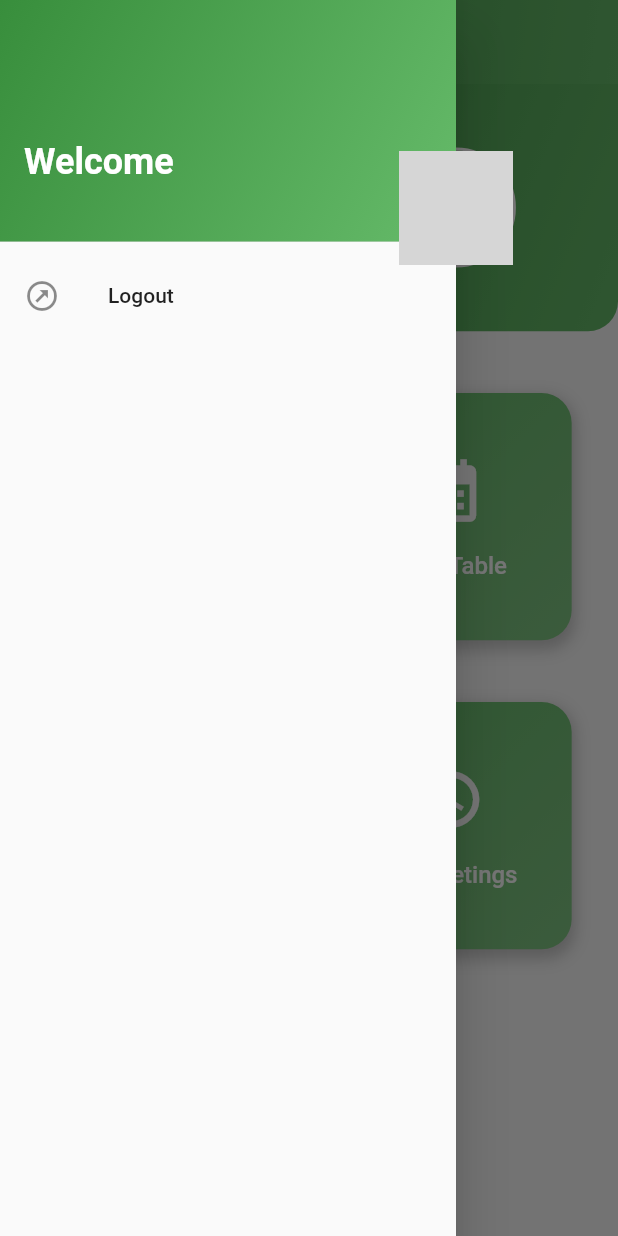
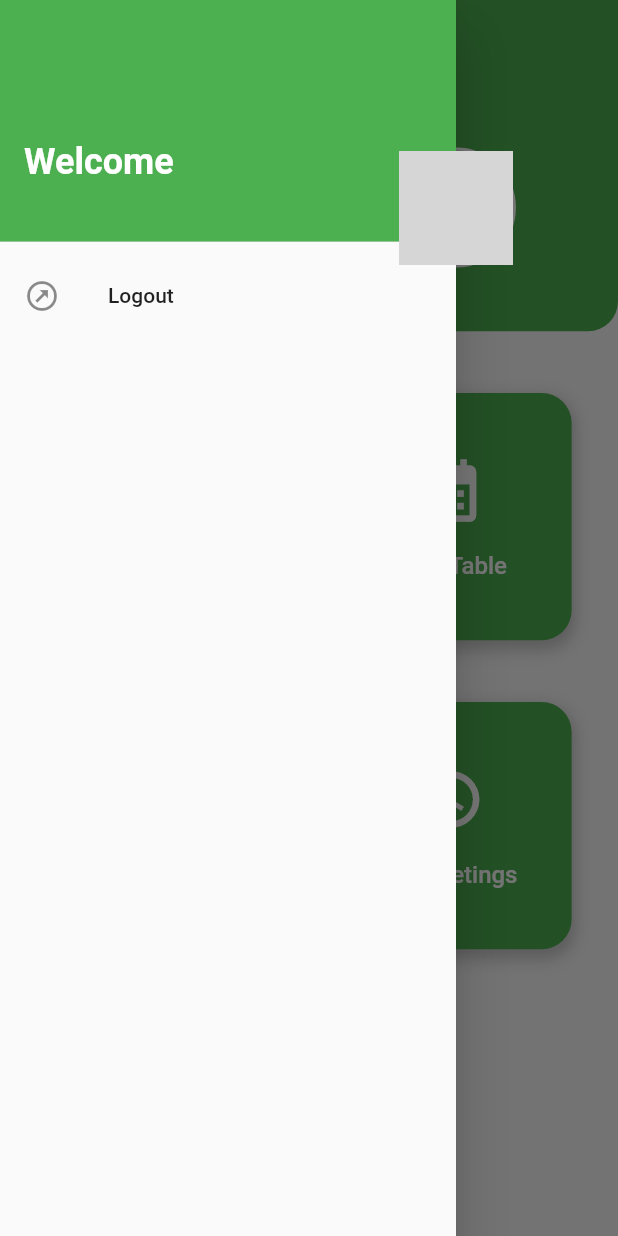
Before and after one commit to Raxa93/vms, a Flutter app: the TeacherDashBoardScreen screen opened by its route, with the side drawer open, on a phone screen of 412 x 824 dp. Run offline on Flutter 3.47's test engine with Material 2 defaults, Android fonts, the light colour scheme and no system bars; our stand-ins replace another_flushbar, cloud_firestore, firebase_auth, firebase_core, firebase_messaging, firebase_storage and 7 more; missing offline and left inert: from_to_time_picker, interval_time_picker; accounts and stored records are empty; network calls fail; grey boxes are pictures that could not be loaded.

Commit message:
Gradient remove

```diff
--- a/lib/presentation/components/nav_drawer.dart
+++ b/lib/presentation/components/nav_drawer.dart
@@ -30,7 +30,7 @@ class _NavDrawerState extends State<NavDrawer> {
               gradient: LinearGradient(
                 begin: Alignment.topLeft,
                 end: Alignment.bottomRight,
-                colors: [Colors.green.shade700, Colors.green.shade400],
+                colors: [Colors.green, Colors.green],
               ),
             ),
             child: Column(
--- a/lib/presentation/components/student_drawer.dart
+++ b/lib/presentation/components/student_drawer.dart
@@ -27,11 +27,11 @@ class _StudentDrawer extends State<StudentDrawer> {
         padding: EdgeInsets.zero,
         children: [
           UserAccountsDrawerHeader(
-            decoration: BoxDecoration(
+            decoration: const BoxDecoration(
               gradient: LinearGradient(
                 begin: Alignment.topLeft,
                 end: Alignment.bottomRight,
-                colors: [Colors.green.shade700, Colors.green.shade400],
+                colors: [Colors.green, Colors.green],
               ),
             ),
             accountName:  Text(
--- a/lib/presentation/pages/teacher_views/teacher_dashboard_views/teacher_dashboard.dart
+++ b/lib/presentation/pages/teacher_views/teacher_dashboard_views/teacher_dashboard.dart
@@ -74,7 +74,7 @@ class _TeacherDashBoardScreenState extends State<TeacherDashBoardScreen> {
                     gradient: LinearGradient(
                       begin: Alignment.topLeft,
                       end: Alignment.bottomRight,
-                      colors: [Colors.green.shade700, Colors.green.shade400],
+                      colors: [Colors.green, Colors.green],
                     ),
                   ),
                 ),
@@ -92,7 +92,7 @@ class _TeacherDashBoardScreenState extends State<TeacherDashBoardScreen> {
                       gradient: LinearGradient(
                         begin: Alignment.topLeft,
                         end: Alignment.bottomRight,
-                        colors: [Colors.green.shade700, Colors.green.shade400],
+                        colors: [Colors.green, Colors.green],
                       ),
                     ),
                     padding: const EdgeInsets.symmetric(vertical: 30.0, horizontal: 20.0),
@@ -280,7 +280,7 @@ class RoundedContainer extends StatelessWidget {
           gradient: LinearGradient(
             begin: Alignment.topLeft,
             end: Alignment.bottomRight,
-            colors: [Colors.green.shade400, Colors.green.shade300],
+            colors: [Colors.green, Colors.green],
           ),
           borderRadius: BorderRadius.circular(20.0),
           boxShadow: [
```
